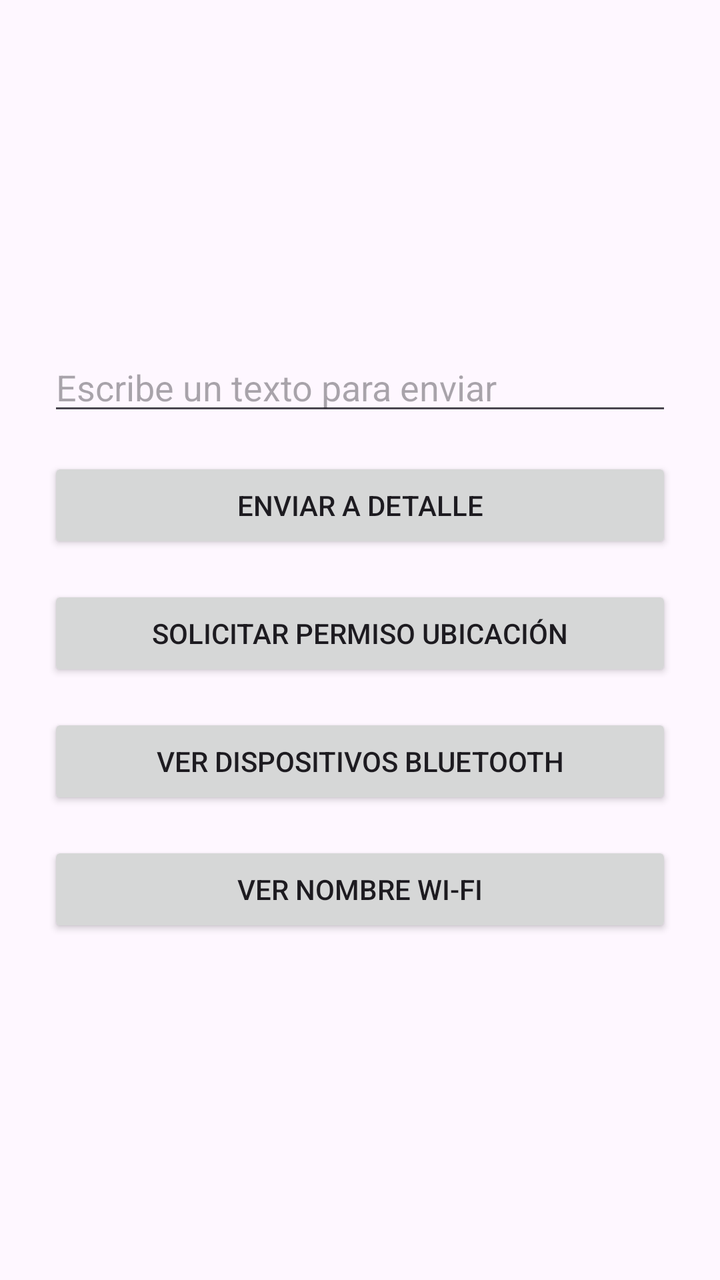
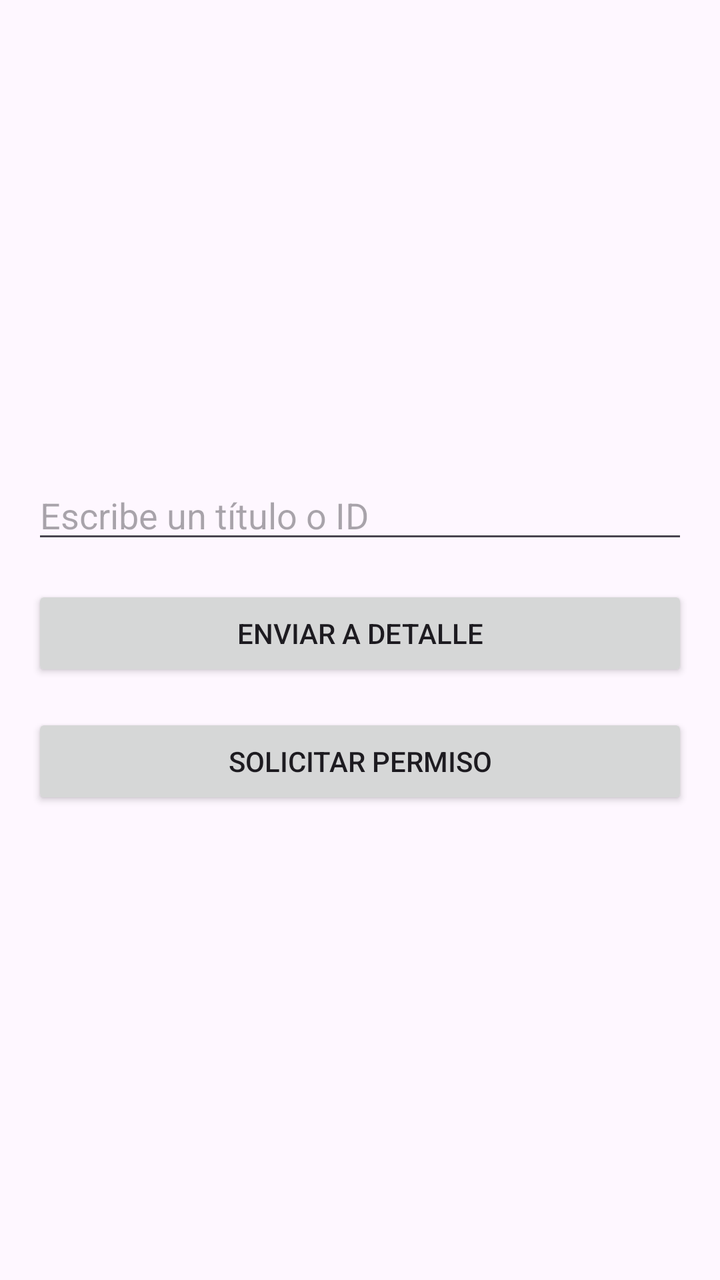

Two renders of the same Android screen: before a commit and after it. Below are the layout's source before the change and the commit's diff.
<!-- AndroidManifest.xml: application theme Theme.NavegacionPermisos -->
<!-- res/layout/activity_main.xml -->
<?xml version="1.0" encoding="utf-8"?>
<androidx.constraintlayout.widget.ConstraintLayout xmlns:android="http://schemas.android.com/apk/res/android"
    xmlns:app="http://schemas.android.com/apk/res-auto"
    xmlns:tools="http://schemas.android.com/tools"
    android:id="@+id/main"
    android:layout_width="match_parent"
    android:layout_height="match_parent"
    tools:context=".MainActivity">

    <LinearLayout
        android:layout_width="match_parent"
        android:layout_height="match_parent"
        android:orientation="vertical"
        android:padding="24dp"
        android:gravity="center">

        
        <EditText
            android:id="@+id/inputTexto"
            android:layout_width="match_parent"
            android:layout_height="wrap_content"
            android:hint="Escribe un texto para enviar"
            android:inputType="text"
            android:layout_marginBottom="16dp"/>

        
        <Button
            android:id="@+id/btnEnviar"
            android:layout_width="match_parent"
            android:layout_height="wrap_content"
            android:text="Enviar a Detalle"
            android:layout_marginBottom="16dp"/>

        
        <Button
            android:id="@+id/btnSolicitarPermiso"
            android:layout_width="match_parent"
            android:layout_height="wrap_content"
            android:text="Solicitar Permiso Ubicación"
            android:layout_marginBottom="16dp"/>

        
        <Button
            android:id="@+id/btnListarBluetooth"
            android:layout_width="match_parent"
            android:layout_height="wrap_content"
            android:text="Ver Dispositivos Bluetooth"
            android:layout_marginBottom="16dp"/>

        <Button
            android:id="@+id/btnNombreWifi"
            android:layout_width="match_parent"
            android:layout_height="wrap_content"
            android:text="Ver Nombre Wi-Fi"/>

    </LinearLayout>

</androidx.constraintlayout.widget.ConstraintLayout>
<!-- resources referenced by this layout -->
<resources>
  <style name="Theme.NavegacionPermisos" parent="Base.Theme.NavegacionPermisos" />
  <style name="Base.Theme.NavegacionPermisos" parent="Theme.Material3.DayNight.NoActionBar">
          
          
      </style>
</resources>

<!-- the commit's change to res/layout/activity_main.xml (unified diff, before → after) -->
@@ -7,23 +7,20 @@
     android:layout_height="match_parent"
     tools:context=".MainActivity">
 
-    <LinearLayout
+    <LinearLayout xmlns:android="http://schemas.android.com/apk/res/android"
         android:layout_width="match_parent"
         android:layout_height="match_parent"
         android:orientation="vertical"
-        android:padding="24dp"
+        android:padding="16dp"
         android:gravity="center">
 
-        
         <EditText
-            android:id="@+id/inputTexto"
+            android:id="@+id/etTexto"
             android:layout_width="match_parent"
             android:layout_height="wrap_content"
-            android:hint="Escribe un texto para enviar"
-            android:inputType="text"
+            android:hint="Escribe un título o ID"
             android:layout_marginBottom="16dp"/>
 
-        
         <Button
             android:id="@+id/btnEnviar"
             android:layout_width="match_parent"
@@ -31,27 +28,11 @@
             android:text="Enviar a Detalle"
             android:layout_marginBottom="16dp"/>
 
-        
         <Button
-            android:id="@+id/btnSolicitarPermiso"
+            android:id="@+id/btnPermiso"
             android:layout_width="match_parent"
             android:layout_height="wrap_content"
-            android:text="Solicitar Permiso Ubicación"
-            android:layout_marginBottom="16dp"/>
-
-        
-        <Button
-            android:id="@+id/btnListarBluetooth"
-            android:layout_width="match_parent"
-            android:layout_height="wrap_content"
-            android:text="Ver Dispositivos Bluetooth"
-            android:layout_marginBottom="16dp"/>
-
-        <Button
-            android:id="@+id/btnNombreWifi"
-            android:layout_width="match_parent"
-            android:layout_height="wrap_content"
-            android:text="Ver Nombre Wi-Fi"/>
+            android:text="Solicitar Permiso"/>
 
     </LinearLayout>
 
